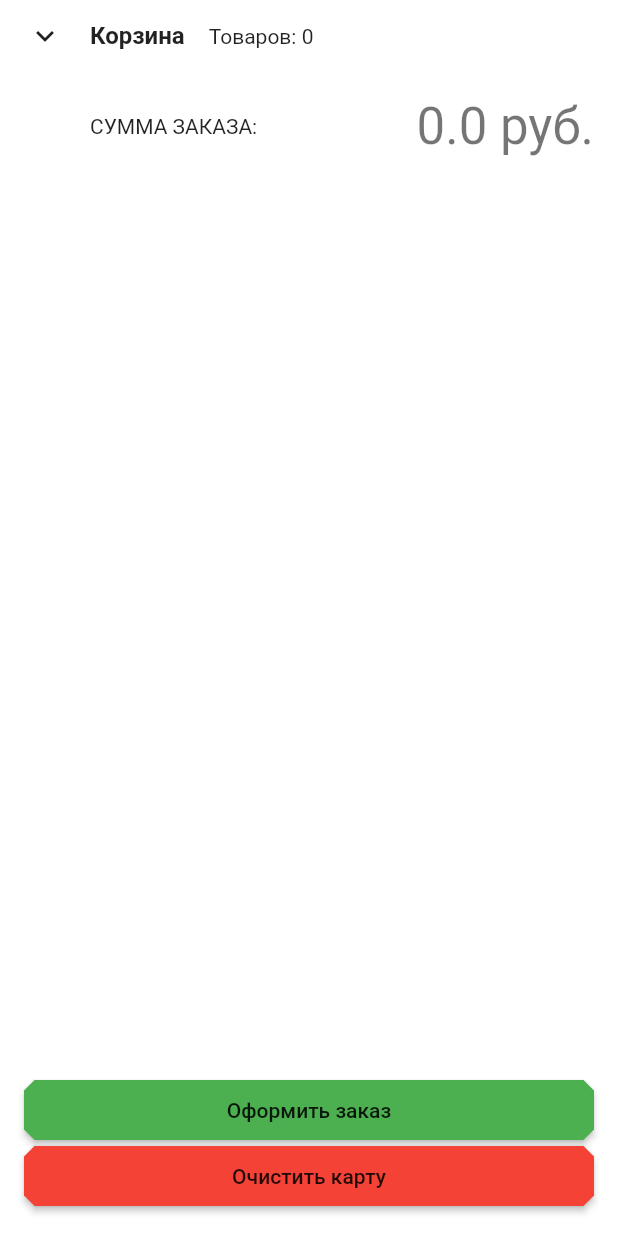
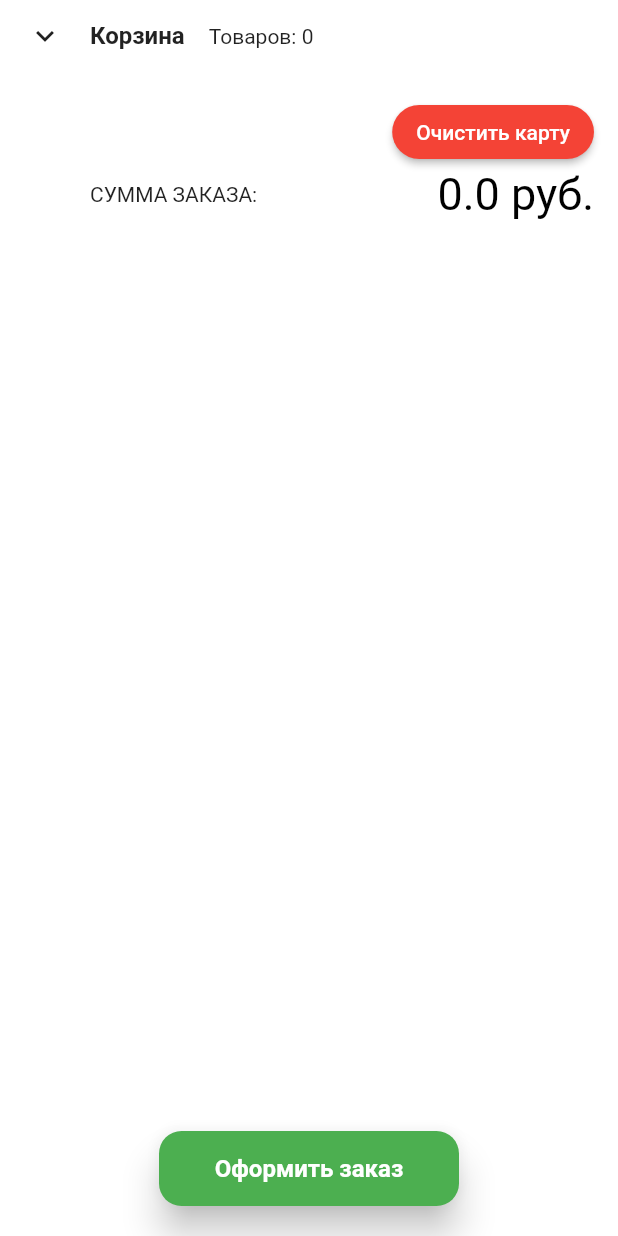
Before and after one commit to worlddeleteRin/risitestonew2, a Flutter app: the screen it shows after launch, after a tap on "Хочу!", after a tap on the "shopping cart" icon, after a tap on the "remove shopping cart" icon, on a phone screen of 412 x 824 dp. Run offline on Flutter 3.47's test engine with Material 2 defaults, Android fonts, the phone set to English and light mode, and no system bars; missing offline and left inert: mailer.

Commit message:
new commit

```diff
--- a/lib/model/app_state_model.dart
+++ b/lib/model/app_state_model.dart
@@ -96,6 +96,12 @@ class AppStateModel extends Model {
     notifyListeners();
   }
 
+  void removeItemsFromCart(int productId) {
+    if (_productsInCart.containsKey(productId)) {
+        _productsInCart.remove(productId);
+    }
+    notifyListeners();
+  }
   // Returns the Product instance matching the provided id.
   Product getProductById(int id) {
     return _availableProducts.firstWhere((p) => p.id == id);
--- a/lib/shopping_cart.dart
+++ b/lib/shopping_cart.dart
@@ -48,6 +48,9 @@ class _ShoppingCartPageState extends State<ShoppingCartPage> {
                 },
                 removequantity: () {
                   model.removeItemFromCart(id);
+                },
+                removeitems: () {
+                  model.removeItemsFromCart(id);
                 }
               ),
         )
@@ -95,6 +98,39 @@ class _ShoppingCartPageState extends State<ShoppingCartPage> {
                     ],
                   ),
                   Positioned(
+                    bottom: 20.0,
+                    left: 16.0,
+                    right: 16.0,
+                    child: Row(
+                      mainAxisAlignment: MainAxisAlignment.center,
+                      children: <Widget>[
+                        MaterialButton(
+                          onPressed: () {
+                            Navigator.push(context,
+                        MaterialPageRoute(builder: (context) => MyCustomForm()),
+                        );
+                        //model.clearCart();
+                        //ExpandingBottomSheet.of(context).close();
+                          },
+                          height: 50,
+                          minWidth: 200,
+                          elevation: 10,
+                          color: Colors.green,
+                          shape: new RoundedRectangleBorder(
+         borderRadius: new BorderRadius.circular(15.0)),
+                          child: Text('Оформить заказ',
+                          style: TextStyle(
+                            color: Colors.white,
+                            fontSize: 16,
+                            fontWeight: FontWeight.w700,
+                          )
+                          )
+                        ),
+                      ],
+                    )
+                  )
+                  /*
+                  Positioned(
                     bottom: 60.0,
                     left: 16.0,
                     right: 16.0,
@@ -118,6 +154,7 @@ class _ShoppingCartPageState extends State<ShoppingCartPage> {
                       },
                     ),
                   ),
+
                   Positioned(
                     bottom: 16.0,
                     left: 16.0,
@@ -138,6 +175,7 @@ class _ShoppingCartPageState extends State<ShoppingCartPage> {
                       },
                     ),
                   ),
+                  */
                 ],
               );
             },
@@ -170,6 +208,25 @@ class ShoppingCartSummary extends StatelessWidget {
             child: Column(
               children: [
                 Row(
+                  mainAxisAlignment: MainAxisAlignment.end,
+                  children: <Widget>[
+                    MaterialButton(
+                      onPressed: () {
+                        model.clearCart();
+                        ExpandingBottomSheet.of(context).close();
+                      },
+                      color: Colors.red,
+                      shape: new RoundedRectangleBorder(
+         borderRadius: new BorderRadius.circular(30.0)),
+                      child: Text('Очистить карту',
+                      style: TextStyle(
+                        color: Colors.white,
+                      )
+                      )
+                    ),
+                  ],
+                ),
+                Row(
                   crossAxisAlignment: CrossAxisAlignment.center,
                   children: [
                     const Expanded(
@@ -177,7 +234,10 @@ class ShoppingCartSummary extends StatelessWidget {
                     ),
                     Text(
                       '${model.subtotalCost} руб.',
-                      style: largeAmountStyle,
+                      style: TextStyle(
+                        color: Colors.black,
+                        fontSize: 30,
+                      ),
                     ),
                   ],
                 ),/*
@@ -232,16 +292,19 @@ class ShoppingCartSummary extends StatelessWidget {
 
 class ShoppingCartRow extends StatelessWidget {
   ShoppingCartRow(
-      {@required this.product, @required this.quantity, this.onPressed, this.addquantity, this.removequantity});
+      {@required this.product, @required this.quantity, this.onPressed, this.addquantity, this.removequantity, this.removeitems});
 
   final Product product;
   int quantity;
   final VoidCallback onPressed;
   final VoidCallback addquantity;
   final VoidCallback removequantity;
+  final VoidCallback removeitems;
 
   @override
   Widget build(BuildContext context) {
+
+    AppStateModel model;
     final formatter = NumberFormat.simpleCurrency(
         decimalDigits: 0, locale: Localizations.localeOf(context).toString());
     final localTheme = Theme.of(context);
@@ -250,6 +313,7 @@ class ShoppingCartRow extends StatelessWidget {
       padding: const EdgeInsets.only(bottom: 16.0),
       child: Row(
         key: ValueKey(product.id),
+        mainAxisAlignment: MainAxisAlignment.center,
         crossAxisAlignment: CrossAxisAlignment.start,
         children: [
           SizedBox(
@@ -258,7 +322,9 @@ class ShoppingCartRow extends StatelessWidget {
               color: Colors.red,
               iconSize: 35,
               icon: const Icon(Icons.remove_shopping_cart),
-              onPressed: onPressed,
+              onPressed: () {
+                removeitems();
+              }
             ),
           ),
           Expanded(
@@ -292,9 +358,10 @@ class ShoppingCartRow extends StatelessWidget {
                                   child: FlatButton(
                                     onPressed: () {
                                       removequantity();
-                                      print('$quantity');
                                     },
-                                    child: Icon(Icons.arrow_left),
+                                    child: Icon(Icons.keyboard_arrow_left,
+                                    color: Colors.red,
+                                    ),
                                   ),
                                   //child: Text('Количество: $quantity'),
 
@@ -308,7 +375,9 @@ class ShoppingCartRow extends StatelessWidget {
                                       addquantity();
                                       print('$quantity');
                                     },
-                                    child: Icon(Icons.arrow_right),
+                                    child: Icon(Icons.keyboard_arrow_right,
+                                    color: Colors.green,
+                                    ),
                                   ),
                                 ),
                                 Text('x ${product.price} руб.'),
```
